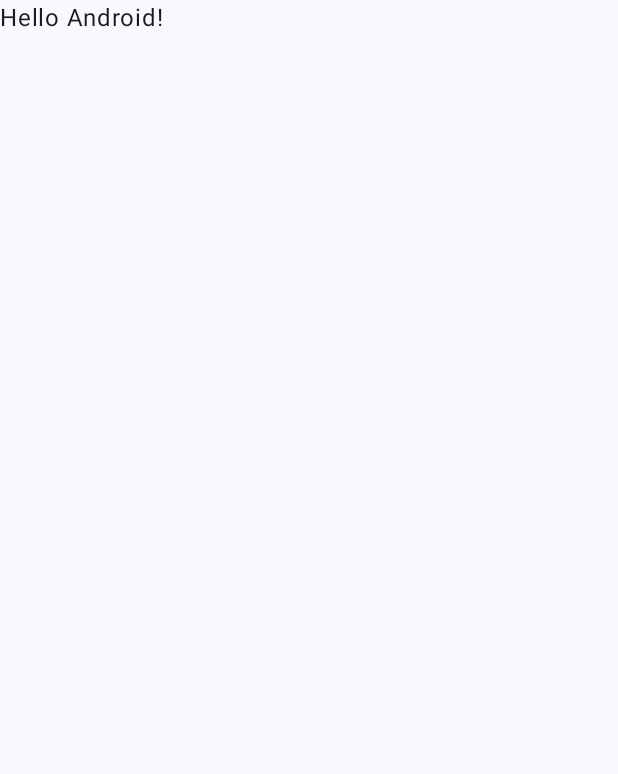
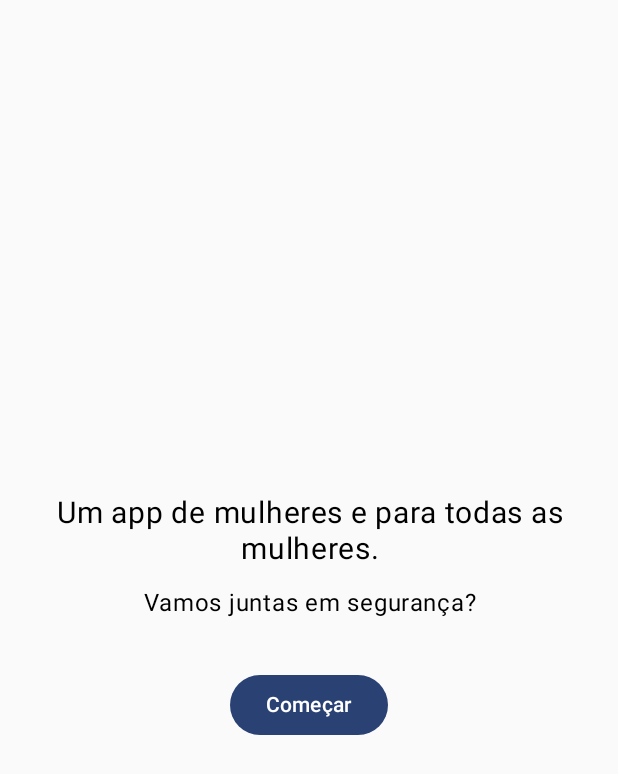
Before and after one commit to oticasingular/VamosJuntas, an Android app built with Jetpack Compose: the screen it shows after launch (MainActivity), on a phone screen of 412 x 824 dp. Before the commit the part shown is almost empty. Shown: the top 774 px of the screen. Run offline under Robolectric (Android 15) with nearby library versions, the phone set to English and light mode, and no system bars.

```diff
--- a/app/src/main/java/com/example/firstapp/MainActivity.kt
+++ b/app/src/main/java/com/example/firstapp/MainActivity.kt
@@ -1,17 +1,28 @@
 package com.example.firstapp
 
 import android.os.Bundle
+import android.util.Log
 import androidx.activity.ComponentActivity
 import androidx.activity.compose.setContent
 import androidx.activity.enableEdgeToEdge
+import androidx.compose.foundation.layout.Arrangement
+import androidx.compose.foundation.layout.Column
 import androidx.compose.foundation.layout.fillMaxSize
 import androidx.compose.foundation.layout.padding
-import androidx.compose.material3.Scaffold
 import androidx.compose.material3.Text
 import androidx.compose.runtime.Composable
 import androidx.compose.ui.Modifier
+import androidx.compose.ui.platform.LocalContext
 import androidx.compose.ui.tooling.preview.Preview
 import com.example.firstapp.ui.theme.FirstAppTheme
+import androidx.compose.foundation.layout.*
+import androidx.compose.material3.*
+import androidx.compose.ui.Alignment
+import androidx.compose.ui.unit.dp
+import androidx.compose.ui.unit.sp
+import androidx.compose.ui.text.style.TextAlign
+import android.widget.Toast
+import androidx.compose.ui.platform.LocalContext
 
 class MainActivity : ComponentActivity() {
     override fun onCreate(savedInstanceState: Bundle?) {
@@ -19,17 +30,76 @@ class MainActivity : ComponentActivity() {
         enableEdgeToEdge()
         setContent {
             FirstAppTheme {
-                Scaffold(modifier = Modifier.fillMaxSize()) { innerPadding ->
-                    Greeting(
-                        name = "Android",
-                        modifier = Modifier.padding(innerPadding)
-                    )
+                TelaBoasVindas()
                 }
             }
+        Log.d("MainActivity", "onCreate"); //debug
+    }
+
+    override fun onStart() {
+        super.onStart()
+        Log.v("MainActivity", "onStart");//verbose
+    }
+
+    override fun onResume() {
+        super.onResume()
+        Log.w("MainActivity", "onResume");//warn
+    }
+
+    override fun onPause() {
+        super.onPause()
+        Log.e("MainActivity", "onPause"); //error
+    }
+
+    override fun onStop() {
+        super.onStop()
+        Log.wtf("MainActivity", "onStop"); //What a Terrible Failure
+    }
+
+    override fun onDestroy() {
+        super.onDestroy()
+        Log.v("MainActivity", "onDestroy"); //verbose
+    }
+}
+
+@Composable
+fun TelaBoasVindas() {
+    val context = LocalContext.current
+
+    Column(
+        modifier = Modifier
+            .fillMaxSize()
+            .padding(24.dp),
+        verticalArrangement = Arrangement.Center,
+        horizontalAlignment = Alignment.CenterHorizontally
+    ) {
+        Text(
+            text = "Um app de mulheres e para todas as mulheres.",
+            fontSize = 20.sp,
+            textAlign = TextAlign.Center
+        )
+
+        Spacer(modifier = Modifier.height(12.dp))
+
+        Text(
+            text = "Vamos juntas em segurança?",
+            fontSize = 16.sp,
+            textAlign = TextAlign.Center
+        )
+
+        Spacer(modifier = Modifier.height(32.dp))
+
+        Button(onClick = {
+            Toast.makeText(context, "Vamos começar!", Toast.LENGTH_SHORT).show()
+            // Aqui no futuro você vai abrir a tela de login com Firebase
+        }) {
+            Text("Começar")
         }
     }
 }
 
+
+//inicializador para todas as funcs secundárias.
 @Composable
 fun Greeting(name: String, modifier: Modifier = Modifier) {
     Text(
@@ -42,6 +112,6 @@ fun Greeting(name: String, modifier: Modifier = Modifier) {
 @Composable
 fun GreetingPreview() {
     FirstAppTheme {
-        Greeting("Paranoid Android")
+        Greeting("Android")
     }
 }
--- a/app/src/main/java/com/example/firstapp/ui/theme/Type.kt
+++ b/app/src/main/java/com/example/firstapp/ui/theme/Type.kt
@@ -11,7 +11,7 @@ val Typography = Typography(
     bodyLarge = TextStyle(
         fontFamily = FontFamily.Default,
         fontWeight = FontWeight.Normal,
-        fontSize = 16.sp,
+        fontSize = 17.sp,
         lineHeight = 24.sp,
         letterSpacing = 0.5.sp
     )
--- a/build.gradle.kts
+++ b/build.gradle.kts
@@ -3,4 +3,5 @@ plugins {
     alias(libs.plugins.android.application) apply false
     alias(libs.plugins.kotlin.android) apply false
     alias(libs.plugins.kotlin.compose) apply false
+    id("com.google.gms.google-services") version "4.4.3" apply false
 }
```
Also changed, not shown: app/build.gradle.kts (+7 -0 lines), app/src/main/java/com/example/firstapp/LoginScreen.kt (added, +67 -0 lines), app/src/main/res/layout/activity_main.xml (added, +58 -0 lines), gradle/libs.versions.toml (+8 -0 lines), 1 other file.
